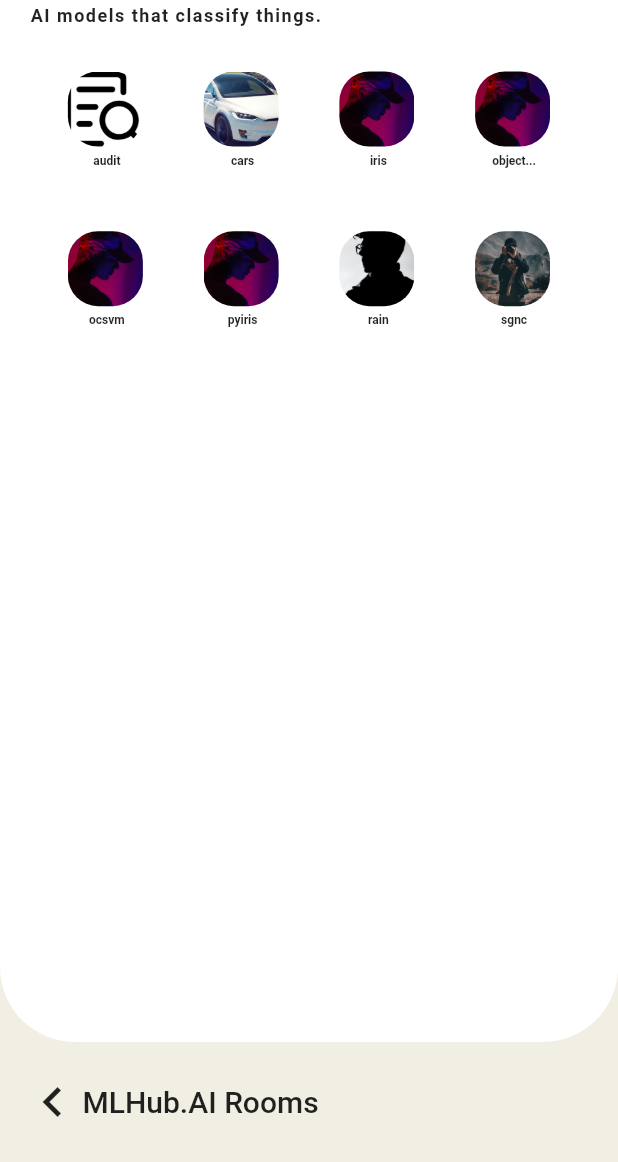
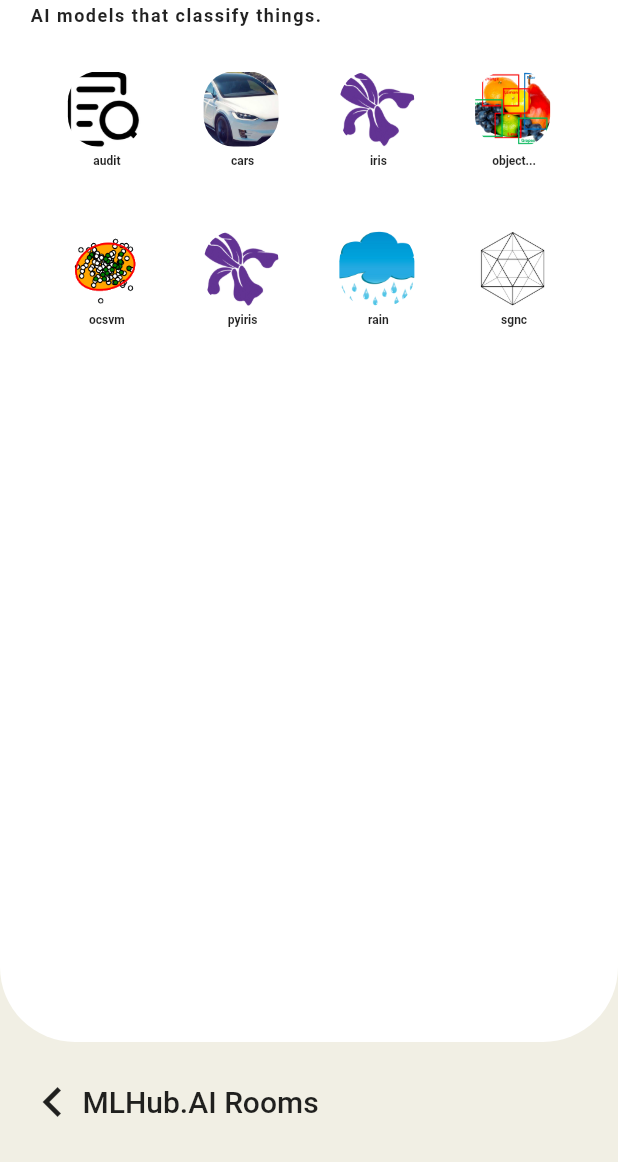
Before and after one commit to gjwgit/mlflutter, a Flutter app: the screen it shows after launch, after a tap on "Classification", on a phone screen of 412 x 824 dp, the part 74-1236 px from its top. Run offline on Flutter 3.47's test engine with Material 2 defaults, Android fonts, the phone set to English and light mode, and no system bars; our stand-ins replace page_transition.

Commit message:
Add extra missing icons.

```diff
--- a/lib/Modules/Data.dart
+++ b/lib/Modules/Data.dart
@@ -31,11 +31,11 @@ final List<Member> available = [
   ),
   Member(
     name: 'cvbp',
-    profilePicture: 'assets/c2.jpg',
+    profilePicture: 'assets/cvbp.jpg',
   ),
   Member(
     name: 'easyocr',
-    profilePicture: 'assets/c2.jpg',
+    profilePicture: 'assets/easyocr.png',
   ),
   Member(
     name: 'facedetect',
@@ -51,19 +51,19 @@ final List<Member> available = [
   ),
   Member(
     name: 'objects',
-    profilePicture: 'assets/c2.jpg',
+    profilePicture: 'assets/objects.png',
   ),
   Member(
     name: 'ocsvm',
-    profilePicture: 'assets/c5.jpeg',
+    profilePicture: 'assets/ocsvm.png',
   ),
   Member(
     name: 'opencv',
-    profilePicture: 'assets/c2.jpg',
+    profilePicture: 'assets/opencv.png',
   ),
   Member(
     name: 'pyiris',
-    profilePicture: 'assets/c4.jpeg',
+    profilePicture: 'assets/iris.png',
   ),
   Member(
     name: 'pyspeech',
@@ -71,11 +71,11 @@ final List<Member> available = [
   ),
   Member(
     name: 'rain',
-    profilePicture: 'assets/c2.jpg',
+    profilePicture: 'assets/rain.png',
   ),
   Member(
     name: 'webcam',
-    profilePicture: 'assets/c2.jpg',
+    profilePicture: 'assets/webcam.png',
   ),
 ];
 
@@ -104,27 +104,27 @@ final List<Room> rooms = [
       ),
       Member(
         name: 'iris',
-        profilePicture: 'assets/c2.jpg',
+        profilePicture: 'assets/iris.png',
       ),
       Member(
         name: 'objects',
-        profilePicture: 'assets/c2.jpg',
+        profilePicture: 'assets/objects.png',
       ),
       Member(
         name: 'ocsvm',
-        profilePicture: 'assets/c2.jpg',
+        profilePicture: 'assets/ocsvm.png',
       ),
       Member(
         name: 'pyiris',
-        profilePicture: 'assets/c2.jpg',
+        profilePicture: 'assets/iris.png',
       ),
       Member(
         name: 'rain',
-        profilePicture: 'assets/c4.jpeg',
+        profilePicture: 'assets/rain.png',
       ),
       Member(
         name: 'sgnc',
-        profilePicture: 'assets/c5.jpeg',
+        profilePicture: 'assets/sgnc.png',
       ),
     ],
   ),
@@ -158,11 +158,11 @@ final List<Room> rooms = [
       ),
       Member(
         name: 'cvbp',
-        profilePicture: 'assets/c1.jpg',
+        profilePicture: 'assets/cvbp.jpg',
       ),
       Member(
         name: 'easyocr',
-        profilePicture: 'assets/c2.jpg',
+        profilePicture: 'assets/easyocr.png',
       ),
       Member(
         name: 'facedetect',
@@ -174,15 +174,15 @@ final List<Room> rooms = [
       ),
       Member(
         name: 'objects',
-        profilePicture: 'assets/c5.jpeg',
+        profilePicture: 'assets/objects.png',
       ),
       Member(
         name: 'opencv',
-        profilePicture: 'assets/c2.jpg',
+        profilePicture: 'assets/opencv.png',
       ),
       Member(
         name: 'webcam',
-        profilePicture: 'assets/c1.jpg',
+        profilePicture: 'assets/webcam.png',
       ),
     ],
   ),
@@ -228,7 +228,7 @@ final List<Room> rooms = [
       ),
       Member(
         name: 'iris',
-        profilePicture: 'assets/c5.jpeg',
+        profilePicture: 'assets/iris.png',
       ),
     ],
     audience: [
@@ -238,11 +238,11 @@ final List<Room> rooms = [
       ),
       Member(
         name: 'rain',
-        profilePicture: 'assets/c2.jpg',
+        profilePicture: 'assets/rain.png',
       ),
       Member(
         name: 'pyiris',
-        profilePicture: 'assets/c4.jpeg',
+        profilePicture: 'assets/iris.png',
       ),
       Member(
         name: 'movies',
@@ -250,7 +250,7 @@ final List<Room> rooms = [
       ),
       Member(
         name: 'ocsvm',
-        profilePicture: 'assets/c5.jpeg',
+        profilePicture: 'assets/ocsvm.png',
       ),
     ],
   ),
```
Also changed, not shown: assets/cvbp.jpg (added), assets/easyocr.png (added), assets/iris.png (added), assets/objects.png (added), assets/ocsvm.png (added), assets/opencv.png (added), assets/rain.png (added), assets/sgnc.png (added), assets/webcam.png (added).
